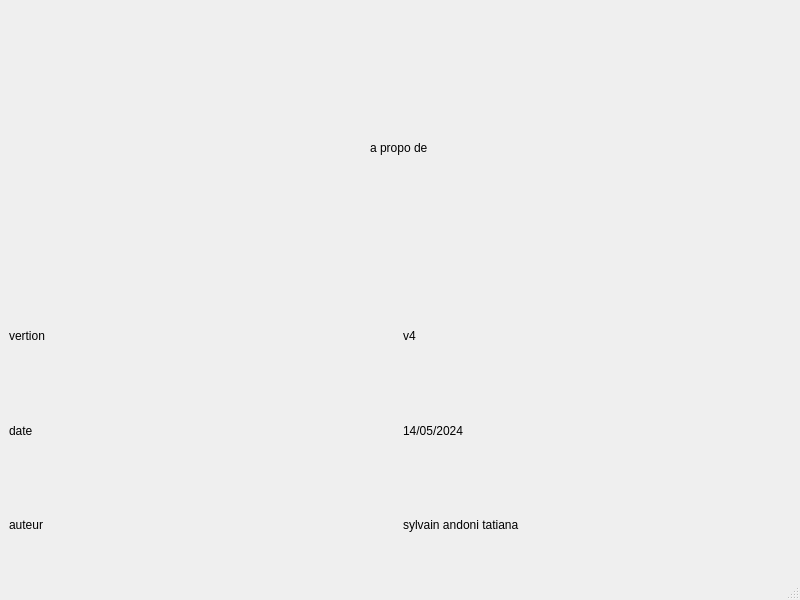
This is v3MVP/lecteurDiaporama/aproposde.ui in sylvaintr/LecteurDiaporama as Qt 5 draws it before an edit. The edited form follows.
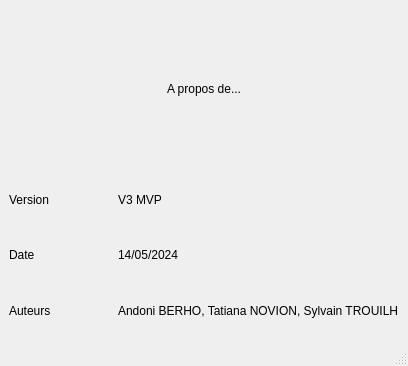
This is the edited form.

Patch:
```diff
--- a/v3MVP/lecteurDiaporama/aproposde.ui
+++ b/v3MVP/lecteurDiaporama/aproposde.ui
@@ -6,8 +6,8 @@
    <rect>
     <x>0</x>
     <y>0</y>
-    <width>800</width>
-    <height>600</height>
+    <width>408</width>
+    <height>366</height>
    </rect>
   </property>
   <property name="windowTitle">
@@ -39,7 +39,7 @@
       <item>
        <widget class="QLabel" name="label">
         <property name="text">
-         <string>a propo de </string>
+         <string>A propos de...</string>
         </property>
        </widget>
       </item>
@@ -63,28 +63,28 @@
       <item row="0" column="0">
        <widget class="QLabel" name="label_2">
         <property name="text">
-         <string>vertion </string>
+         <string>Version</string>
         </property>
        </widget>
       </item>
       <item row="1" column="0">
        <widget class="QLabel" name="label_3">
         <property name="text">
-         <string>date</string>
+         <string>Date</string>
         </property>
        </widget>
       </item>
       <item row="2" column="0">
        <widget class="QLabel" name="label_4">
         <property name="text">
-         <string>auteur </string>
+         <string>Auteurs</string>
         </property>
        </widget>
       </item>
       <item row="2" column="1">
        <widget class="QLabel" name="label_5">
         <property name="text">
-         <string>sylvain andoni tatiana</string>
+         <string>Andoni BERHO, Tatiana NOVION, Sylvain TROUILH</string>
         </property>
        </widget>
       </item>
@@ -98,7 +98,7 @@
       <item row="0" column="1">
        <widget class="QLabel" name="label_7">
         <property name="text">
-         <string>v4</string>
+         <string>V3 MVP</string>
         </property>
        </widget>
       </item>
```
Left out of the diff: 4 changed lines with no effect on the pictures.
